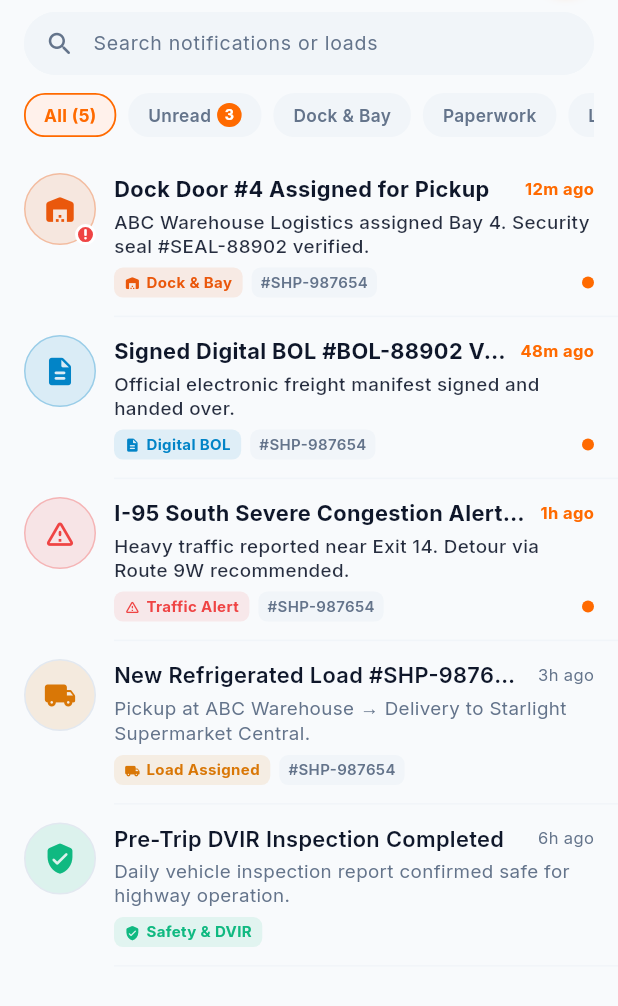
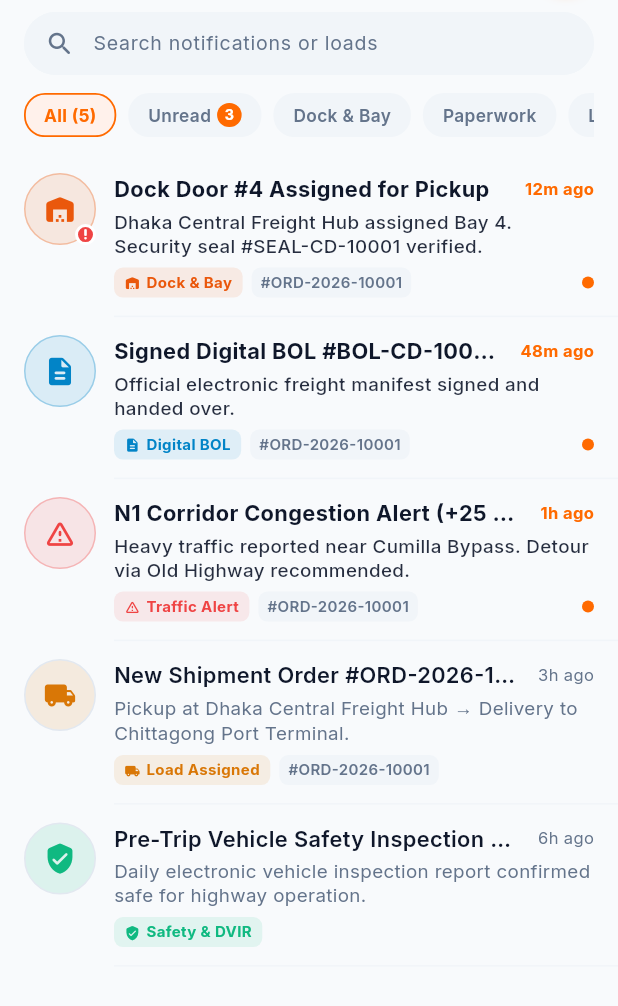
Before and after one commit to almamon-dev/Carrierdirect-app, a Flutter app: the NotificationsScreen screen opened directly, on a phone screen of 412 x 824 dp, the part 87-1093 px from its top. Run offline on Flutter 3.47's test engine with Material 3 defaults, Android fonts, the phone set to English and light mode, and no system bars; our stand-ins replace country_picker, file_picker, firebase_core, firebase_messaging, flutter_local_notifications, flutter_tts and 6 more; missing offline and left inert: google_maps_flutter_android, google_maps_flutter_platform_interface; accounts and stored records are empty; network calls fail.

Commit message:
re assign driver

```diff
--- a/lib/features/notifications/data/datasources/notifications_mock_data_source.dart
+++ b/lib/features/notifications/data/datasources/notifications_mock_data_source.dart
@@ -7,15 +7,15 @@ class NotificationsMockDataSource {
     NotificationModel(
       id: 'notif_1',
       title: 'Dock Door #4 Assigned for Pickup',
-      message: 'ABC Warehouse Logistics assigned Bay 4. Security seal #SEAL-88902 verified.',
-      detailedBody: 'Security clearance confirmed at South Gate Checkpoint #2. Trailer #TR-402 is authorized to back into Bay 4 for cargo loading. Warehouse dock lead David Miller is on-site to assist with pallet staging and physical seal verification.',
+      message: 'Dhaka Central Freight Hub assigned Bay 4. Security seal #SEAL-CD-10001 verified.',
+      detailedBody: 'Security clearance confirmed at North Gate Checkpoint #2. Cargo truck is authorized to back into Bay 4 for cargo loading. Warehouse operations lead Kamal Hossain is on-site to assist with pallet staging and physical seal verification.',
       timestamp: DateTime.now().subtract(const Duration(minutes: 12)),
       category: NotificationCategory.dockSecurity,
       priority: NotificationPriority.urgent,
-      shipmentId: 'SHP-987654',
-      locationName: 'Bay 4, ABC Warehouse Logistics',
-      locationAddress: 'Port Logistics Park, Bay 4, Seattle WA',
-      senderName: 'David Miller (Dock Lead)',
+      shipmentId: 'ORD-2026-10001',
+      locationName: 'Bay 4, Dhaka Central Freight Hub',
+      locationAddress: 'Tejgaon Industrial Area, Bay 4, Dhaka',
+      senderName: 'Kamal Hossain (Operations Lead)',
       senderAvatar: 'assets/images/supplier_avatar.png',
       actionLabel: 'Navigate to Bay 4',
       actionIcon: Icons.alt_route_rounded,
@@ -23,16 +23,16 @@ class NotificationsMockDataSource {
     ),
     NotificationModel(
       id: 'notif_2',
-      title: 'Signed Digital BOL #BOL-88902 Verified',
+      title: 'Signed Digital BOL #BOL-CD-10001 Verified',
       message: 'Official electronic freight manifest signed and handed over.',
-      detailedBody: 'The shipper agent David Miller has digitally signed and verified Bill of Lading #BOL-88902-US. 20 refrigerated pallets (18,400 lbs total weight) are confirmed loaded. You can now view and download the official PDF manifest.',
+      detailedBody: 'The logistics desk agent Rafiqul Islam has digitally signed and verified Bill of Lading #BOL-CD-10001. Euro Pallets (EPAL-1) cargo (800 kg payload) are confirmed loaded. You can now view and download the official PDF manifest.',
       timestamp: DateTime.now().subtract(const Duration(minutes: 48)),
       category: NotificationCategory.paperworkBol,
       priority: NotificationPriority.success,
-      shipmentId: 'SHP-987654',
-      locationName: 'ABC Warehouse Logistics',
-      locationAddress: 'Port Logistics Park, Bay 4',
-      senderName: 'David Miller (Warehouse Desk)',
+      shipmentId: 'ORD-2026-10001',
+      locationName: 'Dhaka Central Freight Hub',
+      locationAddress: 'Tejgaon Industrial Area, Dhaka',
+      senderName: 'Rafiqul Islam (Dispatch Desk)',
       senderAvatar: 'assets/images/supplier_avatar.png',
       actionLabel: 'View Digital BOL',
       actionIcon: Icons.description_outlined,
@@ -40,47 +40,47 @@ class NotificationsMockDataSource {
     ),
     NotificationModel(
       id: 'notif_3',
-      title: 'I-95 South Severe Congestion Alert (+25 min)',
-      message: 'Heavy traffic reported near Exit 14. Detour via Route 9W recommended.',
-      detailedBody: 'State DOT traffic radar has detected a multi-lane bottleneck on I-95 South approaching Exit 14 due to construction. To maintain your on-time delivery ETA of 04:30 PM at Starlight Supermarket Central, automated GPS rerouting is available via Route 9W.',
+      title: 'N1 Corridor Congestion Alert (+25 min)',
+      message: 'Heavy traffic reported near Cumilla Bypass. Detour via Old Highway recommended.',
+      detailedBody: 'Highways traffic monitoring radar has detected bottleneck congestion on N1 Corridor approaching Cumilla Bypass due to road maintenance. To maintain on-time delivery ETA at Chittagong Port Terminal, automated GPS rerouting is available.',
       timestamp: DateTime.now().subtract(const Duration(hours: 1, minutes: 20)),
       category: NotificationCategory.trafficAlert,
       priority: NotificationPriority.important,
-      shipmentId: 'SHP-987654',
-      locationName: 'I-95 Southbound Corridor (Mile Marker 42)',
-      locationAddress: 'Interstate 95 South Exit 14',
-      senderName: 'Central 24/7 Dispatch Radar',
+      shipmentId: 'ORD-2026-10001',
+      locationName: 'Dhaka-Chittagong Highway (N1 Corridor)',
+      locationAddress: 'N1 Expressway, Cumilla Interchange',
+      senderName: 'CarrierDirect Route Operations',
       actionLabel: 'Open Live GPS Navigation',
       actionIcon: Icons.navigation_rounded,
       isRead: false,
     ),
     NotificationModel(
       id: 'notif_4',
-      title: 'New Refrigerated Load #SHP-987654 Assigned',
-      message: 'Pickup at ABC Warehouse → Delivery to Starlight Supermarket Central.',
-      detailedBody: 'Logistics Desk #204 has assigned Load #SHP-987654 to your semi-truck. Commodity: Refrigerated Dairy & Frozen Bakery Goods (18,400 lbs, Reefer temp set to -18°C). Distance: 42.8 km. Estimated drive time: 1 hr 15 mins.',
+      title: 'New Shipment Order #ORD-2026-10001 Assigned',
+      message: 'Pickup at Dhaka Central Freight Hub → Delivery to Chittagong Port Terminal.',
+      detailedBody: 'CarrierDirect Central Dispatch has assigned Order #ORD-2026-10001 to your vehicle. Commodity: Euro Pallets (EPAL-1), Ambient / Standard Dry (800 kg). Route distance: 250 km via Intermediate Hub.',
       timestamp: DateTime.now().subtract(const Duration(hours: 3)),
       category: NotificationCategory.loadAssignment,
       priority: NotificationPriority.important,
-      shipmentId: 'SHP-987654',
-      locationName: 'ABC Warehouse Logistics',
-      locationAddress: 'Port Logistics Park, Bay 4',
-      senderName: 'Central Dispatch HQ',
+      shipmentId: 'ORD-2026-10001',
+      locationName: 'Dhaka Central Freight Hub',
+      locationAddress: 'Tejgaon Industrial Area, Bay 4, Dhaka',
+      senderName: 'CarrierDirect Central Dispatch',
       actionLabel: 'View Load & Route Details',
       actionIcon: Icons.local_shipping_outlined,
       isRead: true,
     ),
     NotificationModel(
       id: 'notif_5',
-      title: 'Pre-Trip DVIR Inspection Completed',
-      message: 'Daily vehicle inspection report confirmed safe for highway operation.',
-      detailedBody: 'Your electronic DVIR pre-trip inspection log for Tractor #TR-402 and 53ft Reefer Trailer has been successfully transmitted to DOT compliance records. Brakes, tires, reefer temperature unit, and lights are verified operational.',
+      title: 'Pre-Trip Vehicle Safety Inspection Completed',
+      message: 'Daily electronic vehicle inspection report confirmed safe for highway operation.',
+      detailedBody: 'Your digital pre-trip inspection log for commercial freight transport has been successfully recorded in compliance records. Brakes, tires, cargo securing systems, and lights are verified operational.',
       timestamp: DateTime.now().subtract(const Duration(hours: 6)),
       category: NotificationCategory.complianceSafety,
       priority: NotificationPriority.success,
-      locationName: 'Carrier Yard Depot #1',
-      locationAddress: 'Apex Transport Logistics Yard, Seattle WA',
-      senderName: 'Fleet Safety & Compliance Desk',
+      locationName: 'CarrierDirect Fleet Depot #1',
+      locationAddress: 'Tejgaon Logistics Center, Dhaka',
+      senderName: 'CarrierDirect Fleet Safety Desk',
       actionLabel: 'View Safety Checklist',
       actionIcon: Icons.verified_user_outlined,
       isRead: true,
--- a/lib/features/profile/presentation/widgets/dispatch_support_modal.dart
+++ b/lib/features/profile/presentation/widgets/dispatch_support_modal.dart
@@ -99,16 +99,16 @@ class DispatchSupportModal extends StatelessWidget {
                   ChatScreen.openForShipment(
                     context,
                     shipment: const ShipmentItem(
-                      id: 'SHP-987654',
+                      id: 'ORD-2026-10001',
                       status: ShipmentFilter.inProgress,
-                      originTitle: 'ABC Warehouse Logistics',
-                      originAddress: 'Bay 4, Port Logistics Park',
-                      destTitle: 'Starlight Supermarket Central',
-                      destAddress: 'Dock 12, 742 Evergreen Terrace',
+                      originTitle: 'Dhaka Central Freight Hub',
+                      originAddress: 'Tejgaon Industrial Area, Bay 4, Dhaka',
+                      destTitle: 'Chittagong Port Terminal',
+                      destAddress: 'Dock 12, Agrabad Port Area, Chittagong',
                       date: 'Today',
                       time: '04:30 PM',
-                      cargoType: 'Refrigerated Dairy & Goods',
-                      distanceKm: 42.8,
+                      cargoType: 'Euro Pallets (EPAL-1)',
+                      distanceKm: 250.0,
                       statusLabel: 'In Transit',
                     ),
                   );
--- a/lib/features/trips/data/models/shipment_item_model.dart
+++ b/lib/features/trips/data/models/shipment_item_model.dart
@@ -69,6 +69,13 @@ class ShipmentItem {
   final String rawMilestoneStatus;
   final String orderStatus;
 
+  // Emergency Fields
+  final bool isEmergency;
+  final String emergencyStatus;
+  final String emergencyReason;
+  final String emergencyNotes;
+  final String emergencyReportedAt;
+
   const ShipmentItem({
     required this.id,
     this.dbId = '',
@@ -133,6 +140,11 @@ class ShipmentItem {
     this.relayLegs = const [],
     this.rawMilestoneStatus = '',
     this.orderStatus = '',
+    this.isEmergency = false,
+    this.emergencyStatus = '',
+    this.emergencyReason = '',
+    this.emergencyNotes = '',
+    this.emergencyReportedAt = '',
   });
 
   bool get isSubcontractor => driverType == 'subcontractor' || subcontractorCompany.isNotEmpty;
@@ -158,7 +170,7 @@ class ShipmentItem {
   }
 
   bool get isLeg1HandoverCompleted {
-    if (!isRelay || isDeliveryOnly) return false;
+    if (!isRelay || isDeliveryOnly || isEmergency) return false;
     return isHandoverAccepted ||
         rawStatus.toLowerCase() == 'completed' ||
         rawStatus.toLowerCase() == 'delivered';
@@ -397,6 +409,19 @@ class ShipmentItem {
       }
     }
 
+    final emergencyObj = safeMap(json['emergency']);
+    final bool hasEmergency = (emergencyObj['is_emergency'] == true) ||
+        (json['emergency_status'] == 'reported') ||
+        (statusStr == 'emergency_hold') ||
+        (statusStr == 'reassignment_required') ||
+        relayLegs.any((l) =>
+            (l['emergency_status'] == 'reported' || l['status'] == 'reassignment_required') &&
+            (l['leg_number'] == (isDeliveryOnly ? 2 : driverLegNumber)));
+    final String emStatus = (emergencyObj['emergency_status'] ?? json['emergency_status'] ?? '').toString();
+    final String emReason = (emergencyObj['emergency_reason'] ?? json['emergency_reason'] ?? '').toString();
+    final String emNotes = (emergencyObj['emergency_notes'] ?? json['emergency_notes'] ?? '').toString();
+    final String emReportedAt = (emergencyObj['emergency_reported_at'] ?? json['emergency_reported_at'] ?? '').toString();
+
     return ShipmentItem(
       id: displayId,
       dbId: actualDbId,
@@ -458,6 +483,11 @@ class ShipmentItem {
       relayLegs: relayLegs,
       rawMilestoneStatus: (json['raw_milestone_status'] ?? '').toString(),
       orderStatus: (json['order_status'] ?? '').toString(),
+      isEmergency: hasEmergency,
+      emergencyStatus: emStatus,
+      emergencyReason: emReason,
+      emergencyNotes: emNotes,
+      emergencyReportedAt: emReportedAt,
     );
   }
 
@@ -525,6 +555,11 @@ class ShipmentItem {
     List<Map<String, dynamic>>? relayLegs,
     String? rawMilestoneStatus,
     String? orderStatus,
+    bool? isEmergency,
+    String? emergencyStatus,
+    String? emergencyReason,
+    String? emergencyNotes,
+    String? emergencyReportedAt,
   }) {
     return ShipmentItem(
       id: id ?? this.id,
@@ -591,6 +626,11 @@ class ShipmentItem {
       relayLegs: relayLegs ?? this.relayLegs,
       rawMilestoneStatus: rawMilestoneStatus ?? this.rawMilestoneStatus,
       orderStatus: orderStatus ?? this.orderStatus,
+      isEmergency: isEmergency ?? this.isEmergency,
+      emergencyStatus: emergencyStatus ?? this.emergencyStatus,
+      emergencyReason: emergencyReason ?? this.emergencyReason,
+      emergencyNotes: emergencyNotes ?? this.emergencyNotes,
+      emergencyReportedAt: emergencyReportedAt ?? this.emergencyReportedAt,
     );
   }
 }
--- a/lib/features/trips/presentation/widgets/accept_handover_modal.dart
+++ b/lib/features/trips/presentation/widgets/accept_handover_modal.dart
@@ -118,7 +118,7 @@ class _AcceptHandoverModalState extends State<AcceptHandoverModal> {
     final handover = widget.shipment.handover;
     final partner = widget.shipment.partnerDriver;
     final partnerName = partner?['driver_name']?.toString() ??
-        (handover?['driver_from_name']?.toString() ?? 'Driver 1');
+        (handover?['driver_from_name']?.toString() ?? 'Aidan Moroney (Collection Driver)');
     final partnerPhone = partner?['driver_phone']?.toString() ??
         (handover?['driver_from_phone']?.toString() ?? '—');
     final hubLocation = widget.shipment.hubLocation.isNotEmpty
@@ -181,7 +181,7 @@ class _AcceptHandoverModalState extends State<AcceptHandoverModal> {
                         crossAxisAlignment: CrossAxisAlignment.start,
                         children: [
                           Text(
-                            'Accept Cargo from Driver 1',
+                            'Accept Cargo from Collection Driver',
                             style: GoogleFonts.inter(
                               fontSize: 16,
                               fontWeight: FontWeight.w800,
@@ -230,7 +230,7 @@ class _AcceptHandoverModalState extends State<AcceptHandoverModal> {
                           crossAxisAlignment: CrossAxisAlignment.start,
                           children: [
                             const Text(
-                              'ORIGIN PICKUP DRIVER (LEG 1)',
+                              'COLLECTION DRIVER (LEG 1)',
                               style: TextStyle(
                                 fontSize: 10,
                                 fontWeight: FontWeight.bold,
--- a/lib/features/trips/presentation/widgets/handover_modal.dart
+++ b/lib/features/trips/presentation/widgets/handover_modal.dart
@@ -178,7 +178,7 @@ class _HandoverModalState extends State<HandoverModal> {
         ? widget.shipment.hubLocation
         : (handover?['hub_location']?.toString() ?? 'Intermediate Hub');
     final partner = widget.shipment.partnerDriver;
-    final partnerName = partner?['driver_name']?.toString() ?? 'Driver 2';
+    final partnerName = partner?['driver_name']?.toString() ?? 'Sean Murphy (Relay Driver)';
     final partnerPhone = partner?['driver_phone']?.toString() ?? '—';
 
     return Padding(
--- a/lib/features/trips/presentation/widgets/load_delivered_modal.dart
+++ b/lib/features/trips/presentation/widgets/load_delivered_modal.dart
@@ -292,7 +292,7 @@ class _LoadDeliveredModalState extends State<LoadDeliveredModal> {
                   controller: _nameController,
                   style: GoogleFonts.inter(fontSize: 13, color: darkSlate),
                   decoration: InputDecoration(
-                    hintText: 'e.g. John Doe (Supervisor)',
+                    hintText: 'e.g. Mahbubur Rahman (Consignee Supervisor)',
                     hintStyle: GoogleFonts.inter(
                       fontSize: 12.5,
                       color: const Color(0xFF94A3B8),
--- a/lib/services/app_config_service.dart
+++ b/lib/services/app_config_service.dart
@@ -20,7 +20,7 @@ class AppConfigService {
   static const String _defaultBaseUrl = String.fromEnvironment(
     'API_BASE_URL',
     defaultValue:
-    'https://admin.carrierdirect.io/api/v1',
+    'https://roster-iso-temporal-contacted.trycloudflare.com/api/v1',
   );
   static const String _defaultMapsApiKey = String.fromEnvironment(
     'GOOGLE_MAPS_API_KEY',
```
Also changed, not shown: lib/features/trips/presentation/screens/shipment_details_screen.dart (+79 -0 lines), lib/features/trips/presentation/screens/trips_screen.dart (+4 -4 lines), lib/features/trips/presentation/widgets/shipment_bottom_action_bar.dart (+32 -0 lines), lib/features/trips/presentation/widgets/shipment_header_bar.dart (+26 -11 lines), pubspec.lock.
